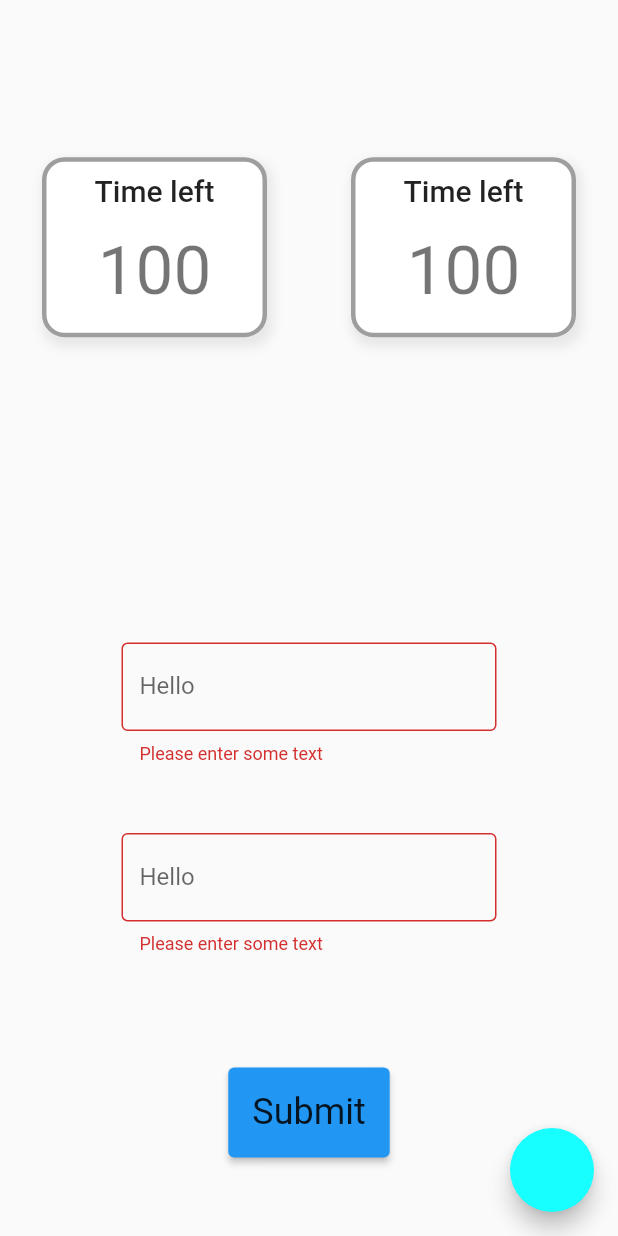
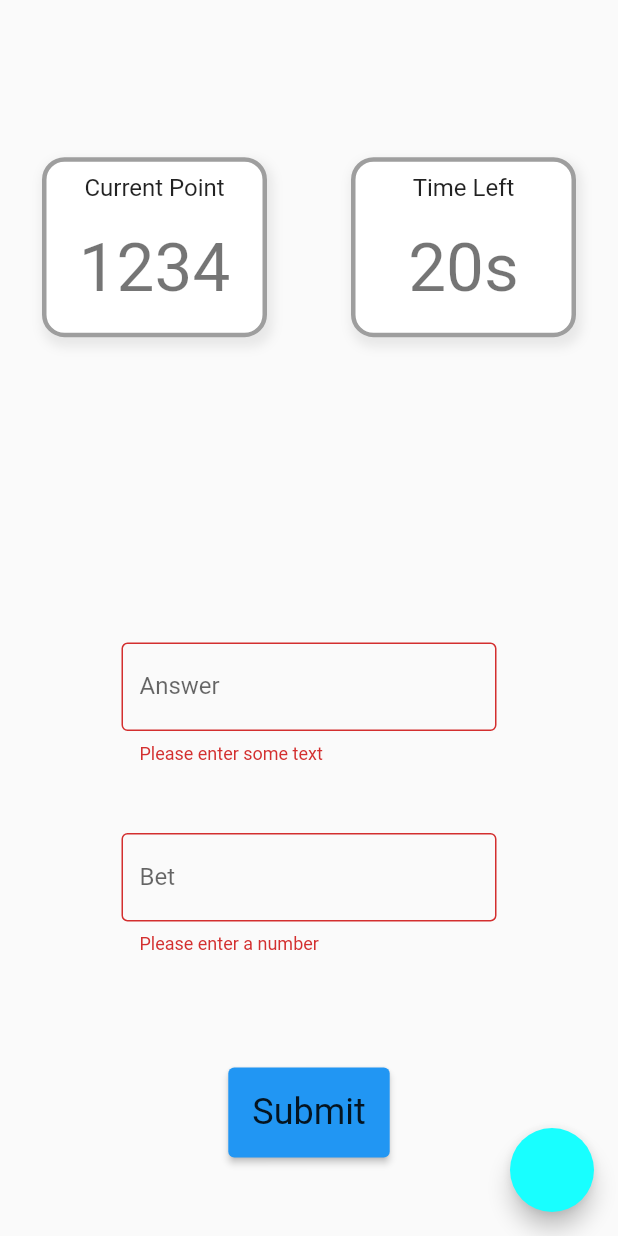
Before and after one commit to tnlong311/trivia-app, a Flutter app: the QuestionPollPage screen opened by its route, after a tap on "Submit", on a phone screen of 412 x 824 dp. Run offline on Flutter 3.47's test engine with Material 2 defaults, Android fonts, the phone set to English and light mode, and no system bars.

Commit message:
passing variables to question poll - WIP

```diff
--- /dev/null
+++ b/lib/models/mock_questions.dart
@@ -0,0 +1,6 @@
+const questions = [
+  {'id': '1', 'type': 'string', 'correct': 'A'},
+  {'id': '2', 'type': 'string', 'correct': 'B'},
+  {'id': '3', 'type': 'number', 'correct': 10},
+  {'id': '4', 'type': 'string', 'correct': 'D'},
+];
--- a/lib/utils/calculate_score.dart
+++ b/lib/utils/calculate_score.dart
@@ -0,0 +1,6 @@
+
+
+int calculate_score(id, answer, bet){
+
+  return bet;
+}
--- a/lib/views/pages/question_template/answer_reveal_page.dart
+++ b/lib/views/pages/question_template/answer_reveal_page.dart
@@ -15,7 +15,7 @@ class AnswerRevealPage extends StatelessWidget {
             children: const [
               Expanded(
                   flex: 1,
-                  child: InfoBox(title: "Current Point", width: 150, height: 120,),
+                  child: Center(child: InfoBox(title: "", width: 150, height: 120, content: "+200")),
               ),
               Expanded(
                   flex: 1,
--- a/lib/views/pages/question_template/question_poll_page.dart
+++ b/lib/views/pages/question_template/question_poll_page.dart
@@ -15,6 +15,8 @@ class QuestionPollPage extends StatefulWidget {
 
 class _QuestionPollPageState extends State<QuestionPollPage> {
   final _formKey = GlobalKey<FormState>();
+  String answer = '';
+  String bet = '';
 
   @override
   Widget build(BuildContext context) {
@@ -30,8 +32,18 @@ class _QuestionPollPageState extends State<QuestionPollPage> {
               mainAxisAlignment: MainAxisAlignment.spaceAround,
               // crossAxisAlignment: CrossAxisAlignment.center,
               children: const [
-                InfoBox(title: "Current Point", width: 150, height: 120,),
-                InfoBox(title: "Time Left", width: 150, height: 120,),
+                InfoBox(
+                  title: "Current Point",
+                  width: 150,
+                  height: 120,
+                  content: "1234",
+                ),
+                InfoBox(
+                  title: "Time Left",
+                  width: 150,
+                  height: 120,
+                  content: '20s',
+                ),
               ],
             ),
           ),
@@ -41,10 +53,20 @@ class _QuestionPollPageState extends State<QuestionPollPage> {
               key: _formKey,
               child: Column(
                 mainAxisAlignment: MainAxisAlignment.spaceAround,
-                children: const [
-                  SizedBox(height: 30),
-                  TextFieldSingle(width: 250),
-                  TextFieldSingle(width: 250)
+                children: [
+                  const SizedBox(height: 30),
+                  TextFieldSingle(
+                      width: 250,
+                      title: "Answer",
+                      description: "Enter your answer...",
+                      validator: answerValidator,
+                  input: answer),
+                  TextFieldSingle(
+                      width: 250,
+                      title: "Bet",
+                      description: "Enter your bet...",
+                      validator: betValidator,
+                  input: bet),
                 ],
               ),
             ),
@@ -56,7 +78,10 @@ class _QuestionPollPageState extends State<QuestionPollPage> {
                 height: 60,
                 child: ElevatedButton(
                   onPressed: () {
-                    _formKey.currentState!.validate();
+                    if(_formKey.currentState!.validate()){
+                      print('your answer is submitted');
+                      _formKey.currentState!.save();
+                    };
                   },
                   child: Text(
                     "Submit",
@@ -76,3 +101,17 @@ class _QuestionPollPageState extends State<QuestionPollPage> {
     );
   }
 }
+
+answerValidator(value) {
+  if (value == null || value.isEmpty) {
+    return 'Please enter some text';
+  }
+  return null;
+}
+
+betValidator(value) {
+  if (value == null || value.isEmpty) {
+    return 'Please enter a number';
+  }
+  return null;
+}
--- a/lib/views/widgets/InfoBox.dart
+++ b/lib/views/widgets/InfoBox.dart
@@ -3,12 +3,13 @@ import 'package:flutter/material.dart';
 
 class InfoBox extends StatelessWidget {
   const InfoBox(
-      {Key? key, this.title, required this.width, required this.height})
+      {Key? key, required this.title, required this.width, required this.height, required this.content})
       : super(key: key);
 
-  final String? title;
+  final String title;
   final double width;
   final double height;
+  final String content;
 
   @override
   Widget build(BuildContext context) {
@@ -35,17 +36,18 @@ class InfoBox extends StatelessWidget {
       ),
       child: Column(
         children: [
+          (title != "") ?
           Padding(
             padding: const EdgeInsets.only(top: 8),
             child: Text(
-              'Time left',
-              style: themeData.textTheme.headline6,
+              title,
+              style: themeData.textTheme.subtitle1,
             ),
-          ),
+          ) : SizedBox.shrink(),
           Expanded(
             child: Center(
               child: Text(
-                '100',
+                content,
                 style: themeData.textTheme.headline3,
               ),
             ),
--- a/lib/views/widgets/TextFieldSingle.dart
+++ b/lib/views/widgets/TextFieldSingle.dart
@@ -1,9 +1,20 @@
 import 'package:flutter/material.dart';
 
 class TextFieldSingle extends StatefulWidget {
-  const TextFieldSingle({Key? key, required this.width}) : super(key: key);
+  TextFieldSingle(
+      {Key? key,
+      required this.width,
+      required this.title,
+      required this.description,
+      required this.validator,
+      required this.input})
+      : super(key: key);
 
   final double width;
+  final String title;
+  final String description;
+  final Function validator;
+  String input;
 
   @override
   State<TextFieldSingle> createState() => _TextFieldSingleState();
@@ -19,19 +30,14 @@ class _TextFieldSingleState extends State<TextFieldSingle> {
       // height: 100,
       child: TextFormField(
         // expands: true,
-        validator: (value) {
-          if (value == null || value.isEmpty) {
-            return 'Please enter some text';
-          }
-          return null;
-        },
+        validator: (value) => widget.validator(value),
         controller: _controller,
-        decoration: const InputDecoration(
-          // alignLabelWithHint: false,
-          border: OutlineInputBorder(),
-          hintText: "Enter answer here",
-          labelText: "Hello",
+        decoration: InputDecoration(
+          border: const OutlineInputBorder(),
+          hintText: widget.description,
+          labelText: widget.title,
         ),
+        onSaved: (value) => print(value),
       ),
     );
   }
--- a/pubspec.yaml
+++ b/pubspec.yaml
@@ -1,8 +1,6 @@
 name: trivia_app
 description: Flutter project for Mobile Trivia App
 
-# The following line prevents the package from being accidentally published to
-# pub.dev using `flutter pub publish`. This is preferred for private packages.
 publish_to: 'none' # Remove this line if you wish to publish to pub.dev
 
 # The following defines the version and build number for your application.
@@ -29,7 +27,7 @@ environment:
 dependencies:
   flutter:
     sdk: flutter
-
+  get:
 
   # The following adds the Cupertino Icons font to your application.
   # Use with the CupertinoIcons class for iOS style icons.
```
Also changed, not shown: pubspec.lock.
